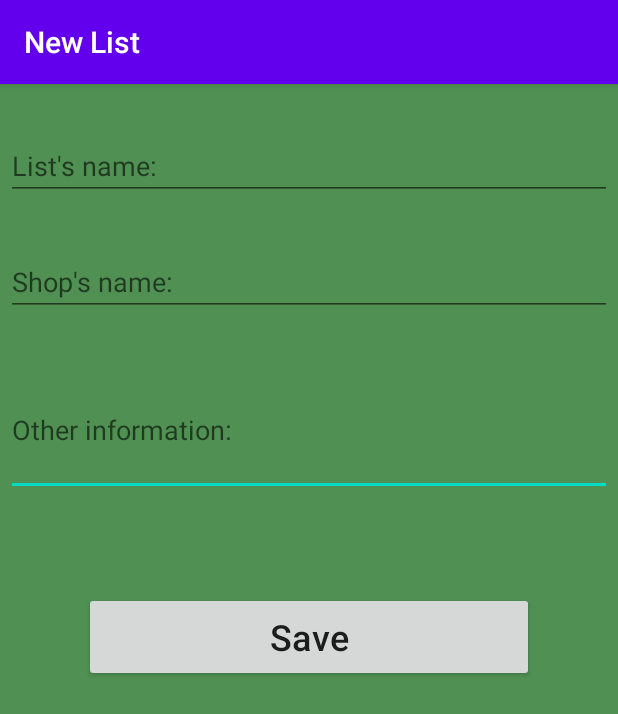
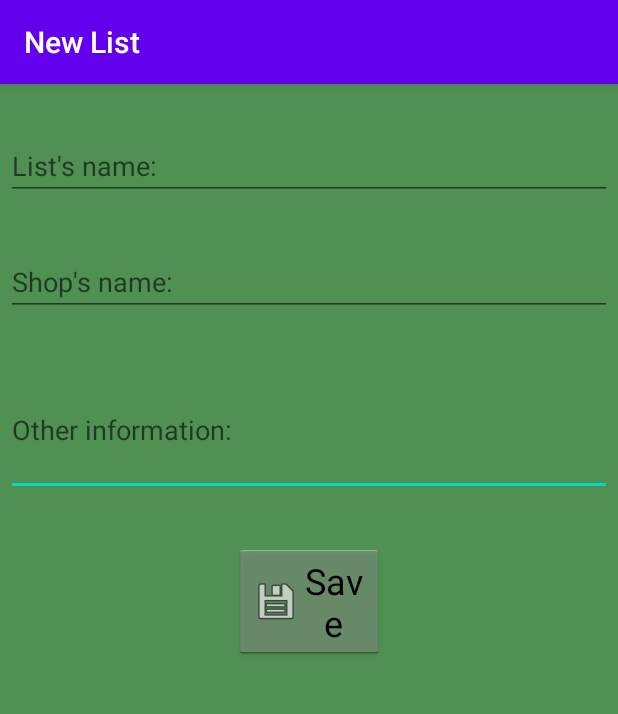
Before and after one commit to andreitraistaru/Shopping-List, an Android app: the NewListActivity screen opened directly, with no data from a screen before it, on a phone screen of 412 x 824 dp. Shown: the top 714 px of the screen. Run offline under Robolectric (Android 15) with nearby library versions, the phone set to English and light mode, and no system bars.

Commit message:
Minor bugs fixed.

```diff
--- a/app/src/main/res/layout/activity_new_list.xml
+++ b/app/src/main/res/layout/activity_new_list.xml
@@ -64,9 +64,12 @@
 
     <Button
         android:id="@+id/save_newListActivity"
-        android:layout_width="300dp"
-        android:layout_height="60dp"
-        android:layout_marginTop="64dp"
+        style="@android:style/Widget.Holo.Light.Button.Inset"
+        android:layout_width="100dp"
+        android:layout_height="wrap_content"
+        android:layout_marginTop="32dp"
+        android:drawableStart="@android:drawable/ic_menu_save"
+        android:drawableLeft="@android:drawable/ic_menu_save"
         android:onClick="createNewList"
         android:text="@string/save"
         android:textAllCaps="false"
--- a/app/src/main/res/layout/dialog_add_item.xml
+++ b/app/src/main/res/layout/dialog_add_item.xml
@@ -30,14 +30,14 @@
         android:layout_marginStart="8dp"
         android:layout_marginTop="8dp"
         android:layout_marginEnd="8dp"
+        android:autofillHints=""
         android:hint="@string/item_quantity_dialog_add_item"
-        android:inputType="number"
+        android:inputType="text"
         android:textColor="@color/textColor"
         android:textSize="18sp"
         app:layout_constraintEnd_toEndOf="parent"
         app:layout_constraintStart_toStartOf="parent"
-        app:layout_constraintTop_toBottomOf="@+id/name_dialog_add_item"
-        android:autofillHints="" />
+        app:layout_constraintTop_toBottomOf="@+id/name_dialog_add_item" />
 
     <EditText
         android:id="@+id/info_dialog_add_item"
```
